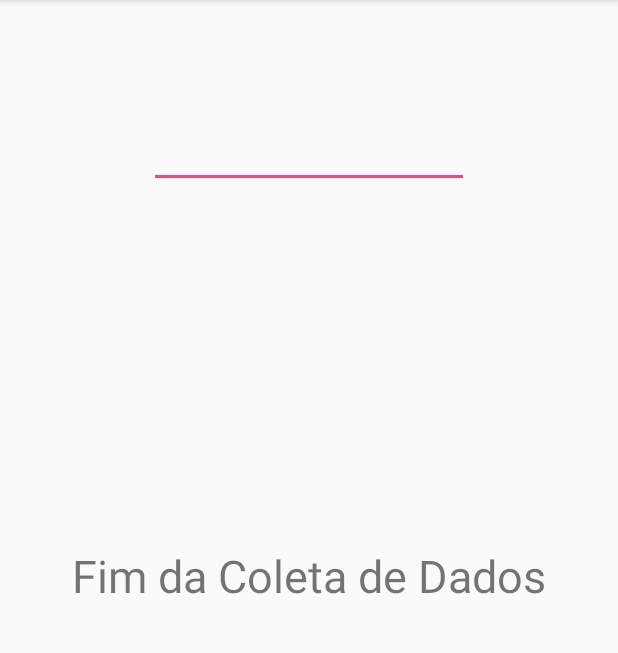
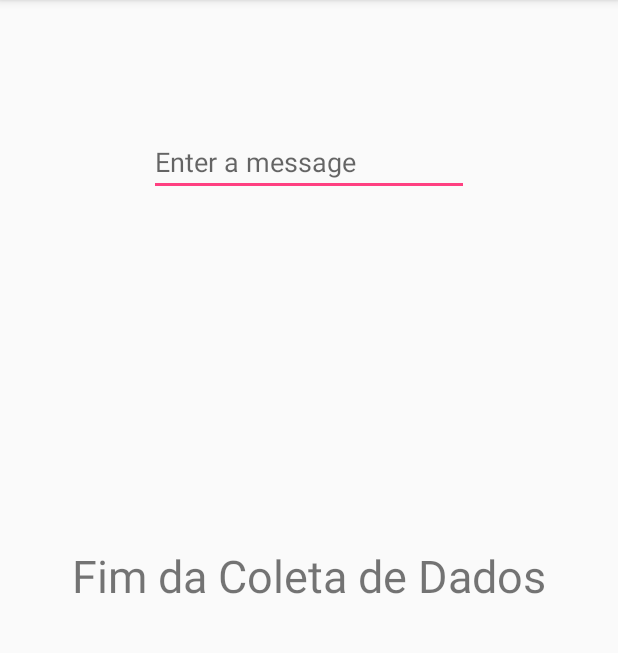
Before and after one commit to JoSuzuki/aegis, an Android app: the EndActivity screen opened directly, with no data from a screen before it, on a phone screen of 412 x 824 dp, the part 84-737 px from its top. Run offline under Robolectric (Android 15) with nearby library versions, the light colour scheme and no system bars; 2 statements that could not run were skipped.

Commit message:
Correct textedit placement

```diff
--- a/android/Aegis/app/src/main/res/layout/activity_end.xml
+++ b/android/Aegis/app/src/main/res/layout/activity_end.xml
@@ -21,10 +21,10 @@
             android:id="@+id/editText2"
             android:layout_width="wrap_content"
             android:layout_height="wrap_content"
-            android:layout_alignParentTop="true"
             android:layout_centerHorizontal="true"
-            android:layout_marginTop="80dp"
+            android:layout_marginTop="85dp"
             android:ems="10"
+            android:hint="@string/text_box"
             android:inputType="text" />
 
         <android.inputmethodservice.KeyboardView
```
